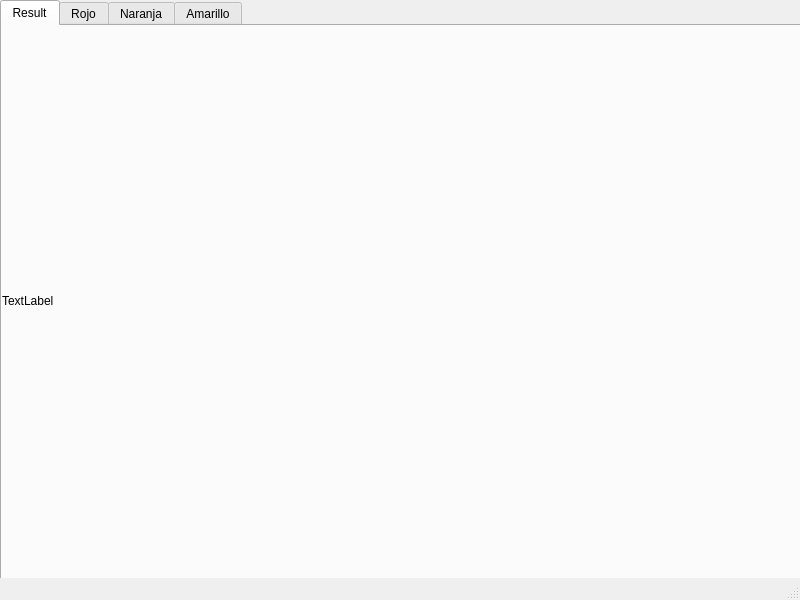
This is Actividad4_qt/mainwindow.ui in nlandau91/Procesamiento-de-Imagenes as Qt 5 draws it before an edit. The edited form follows.
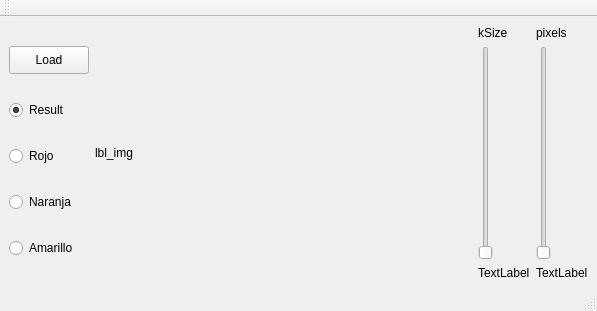
This is the edited form. The open tabs and pages were chosen to show the change.

What changed in the file:
```diff
--- a/Actividad4_qt/mainwindow.ui
+++ b/Actividad4_qt/mainwindow.ui
@@ -6,129 +6,164 @@
    <rect>
     <x>0</x>
     <y>0</y>
-    <width>800</width>
-    <height>600</height>
+    <width>597</width>
+    <height>311</height>
    </rect>
   </property>
   <property name="windowTitle">
    <string>MainWindow</string>
   </property>
   <widget class="QWidget" name="centralwidget">
-   <widget class="QTabWidget" name="tabWidget">
-    <property name="geometry">
-     <rect>
-      <x>0</x>
-      <y>0</y>
-      <width>801</width>
-      <height>581</height>
-     </rect>
-    </property>
+   <layout class="QGridLayout" name="gridLayout_2">
+    <item row="0" column="1">
+     <layout class="QHBoxLayout" name="horizontalLayout">
+      <item>
+       <layout class="QVBoxLayout" name="verticalLayout">
+        <property name="sizeConstraint">
+         <enum>QLayout::SetDefaultConstraint</enum>
+        </property>
+        <item>
+         <widget class="QPushButton" name="btn_load">
     <property name="sizePolicy">
-     <sizepolicy hsizetype="Expanding" vsizetype="Expanding">
+           <sizepolicy hsizetype="Minimum" vsizetype="Fixed">
       <horstretch>0</horstretch>
       <verstretch>0</verstretch>
      </sizepolicy>
     </property>
-    <property name="currentIndex">
-     <number>3</number>
-    </property>
-    <widget class="QWidget" name="tab_result">
-     <attribute name="title">
+          <property name="maximumSize">
+           <size>
+            <width>131</width>
+            <height>28</height>
+           </size>
+          </property>
+          <property name="text">
+           <string>Load</string>
+          </property>
+         </widget>
+        </item>
+        <item>
+         <widget class="QRadioButton" name="radioBtn_result">
+          <property name="sizePolicy">
+           <sizepolicy hsizetype="Minimum" vsizetype="Fixed">
+            <horstretch>0</horstretch>
+            <verstretch>0</verstretch>
+           </sizepolicy>
+          </property>
+          <property name="text">
       <string>Result</string>
-     </attribute>
-     <widget class="QLabel" name="img_result">
-      <property name="geometry">
-       <rect>
-        <x>0</x>
-        <y>0</y>
-        <width>800</width>
-        <height>550</height>
-       </rect>
-      </property>
+          </property>
+          <property name="checked">
+           <bool>true</bool>
+          </property>
+         </widget>
+        </item>
+        <item>
+         <widget class="QRadioButton" name="radioBtn_rojo">
       <property name="sizePolicy">
-       <sizepolicy hsizetype="Maximum" vsizetype="Maximum">
+           <sizepolicy hsizetype="Minimum" vsizetype="Fixed">
         <horstretch>0</horstretch>
         <verstretch>0</verstretch>
        </sizepolicy>
       </property>
       <property name="text">
-       <string>TextLabel</string>
-      </property>
-     </widget>
-    </widget>
-    <widget class="QWidget" name="tab_rojo">
-     <attribute name="title">
       <string>Rojo</string>
-     </attribute>
-     <widget class="QLabel" name="img_rojo">
-      <property name="geometry">
-       <rect>
-        <x>0</x>
-        <y>0</y>
-        <width>800</width>
-        <height>550</height>
-       </rect>
-      </property>
+          </property>
+         </widget>
+        </item>
+        <item>
+         <widget class="QRadioButton" name="radioBtn_naranja">
       <property name="sizePolicy">
-       <sizepolicy hsizetype="Maximum" vsizetype="Maximum">
+           <sizepolicy hsizetype="Minimum" vsizetype="Fixed">
         <horstretch>0</horstretch>
         <verstretch>0</verstretch>
        </sizepolicy>
       </property>
       <property name="text">
-       <string>TextLabel</string>
-      </property>
-     </widget>
-    </widget>
-    <widget class="QWidget" name="tab_naranja">
-     <attribute name="title">
       <string>Naranja</string>
-     </attribute>
-     <widget class="QLabel" name="img_naranja">
-      <property name="geometry">
-       <rect>
-        <x>0</x>
-        <y>0</y>
-        <width>800</width>
-        <height>550</height>
-       </rect>
-      </property>
+          </property>
+         </widget>
+        </item>
+        <item>
+         <widget class="QRadioButton" name="radioBtn_amarillo">
       <property name="sizePolicy">
-       <sizepolicy hsizetype="Maximum" vsizetype="Maximum">
+           <sizepolicy hsizetype="Minimum" vsizetype="Fixed">
         <horstretch>0</horstretch>
         <verstretch>0</verstretch>
        </sizepolicy>
       </property>
       <property name="text">
-       <string>TextLabel</string>
-      </property>
-     </widget>
-    </widget>
-    <widget class="QWidget" name="tab_amarillo">
-     <attribute name="title">
       <string>Amarillo</string>
-     </attribute>
-     <widget class="QLabel" name="img_amarillo">
-      <property name="geometry">
-       <rect>
-        <x>0</x>
-        <y>0</y>
-        <width>800</width>
-        <height>550</height>
-       </rect>
-      </property>
+          </property>
+         </widget>
+        </item>
+       </layout>
+      </item>
+      <item>
+       <widget class="QLabel" name="lbl_img">
       <property name="sizePolicy">
-       <sizepolicy hsizetype="Maximum" vsizetype="Maximum">
-        <horstretch>0</horstretch>
+         <sizepolicy hsizetype="Preferred" vsizetype="Preferred">
+          <horstretch>1</horstretch>
         <verstretch>0</verstretch>
        </sizepolicy>
       </property>
       <property name="text">
+         <string>lbl_img</string>
+        </property>
+       </widget>
+      </item>
+      <item>
+       <layout class="QVBoxLayout" name="verticalLayout_3">
+        <item>
+         <widget class="QLabel" name="label_5">
+          <property name="text">
+           <string>kSize</string>
+          </property>
+         </widget>
+        </item>
+        <item>
+         <widget class="QSlider" name="verticalSlider">
+          <property name="orientation">
+           <enum>Qt::Vertical</enum>
+          </property>
+         </widget>
+        </item>
+        <item>
+         <widget class="QLabel" name="label_4">
+          <property name="text">
        <string>TextLabel</string>
       </property>
      </widget>
-    </widget>
-   </widget>
+        </item>
+       </layout>
+      </item>
+      <item>
+       <layout class="QVBoxLayout" name="verticalLayout_2">
+        <item>
+         <widget class="QLabel" name="label_2">
+          <property name="text">
+           <string>pixels</string>
+          </property>
+         </widget>
+        </item>
+        <item>
+         <widget class="QSlider" name="verticalSlider_2">
+          <property name="orientation">
+           <enum>Qt::Vertical</enum>
+          </property>
+         </widget>
+        </item>
+        <item>
+         <widget class="QLabel" name="label_3">
+          <property name="text">
+           <string>TextLabel</string>
+          </property>
+         </widget>
+        </item>
+       </layout>
+      </item>
+     </layout>
+    </item>
+   </layout>
   </widget>
   <widget class="QMenuBar" name="menubar">
    <property name="geometry">
@@ -141,6 +176,17 @@
    </property>
   </widget>
   <widget class="QStatusBar" name="statusbar"/>
+  <widget class="QToolBar" name="toolBar">
+   <property name="windowTitle">
+    <string>toolBar</string>
+   </property>
+   <attribute name="toolBarArea">
+    <enum>TopToolBarArea</enum>
+   </attribute>
+   <attribute name="toolBarBreak">
+    <bool>false</bool>
+   </attribute>
+  </widget>
  </widget>
  <resources/>
  <connections/>
```
Left out of the diff: 2 changed lines with no effect on the pictures. Lines whose indentation alone changed are shown as unchanged.
